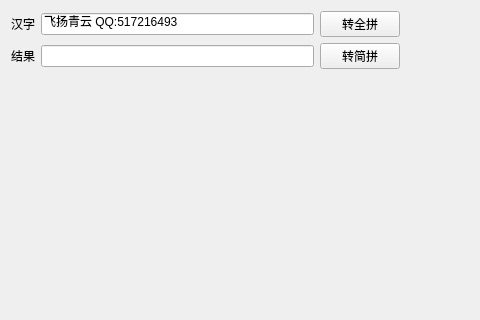
SleepyLGod/qwidget-demo, file zhtopy/frmzhtopy.ui: the form before one commit; both pictures show x 0 to 480 and y 0 to 320 of the 800 by 600 pixel window.
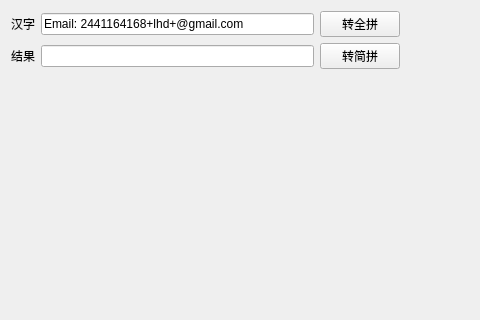
The form after the commit.

```diff
--- a/zhtopy/frmzhtopy.ui
+++ b/zhtopy/frmzhtopy.ui
@@ -39,7 +39,7 @@
       <item row="0" column="1">
        <widget class="QLineEdit" name="txtChinese">
         <property name="text">
-         <string>飞扬青云 QQ:517216493</string>
+         <string>Email: 2441164168+lhd+@gmail.com</string>
         </property>
        </widget>
       </item>
```
